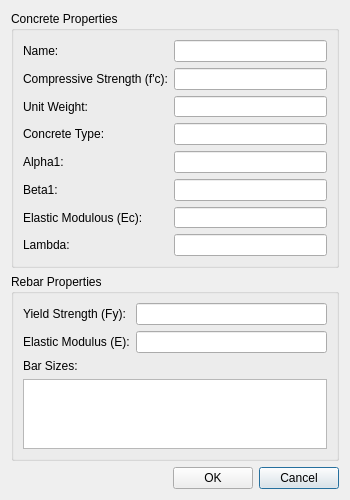
Qt form Materials/UI/materials_dialog.ui (halledega/Retain) before a commit.
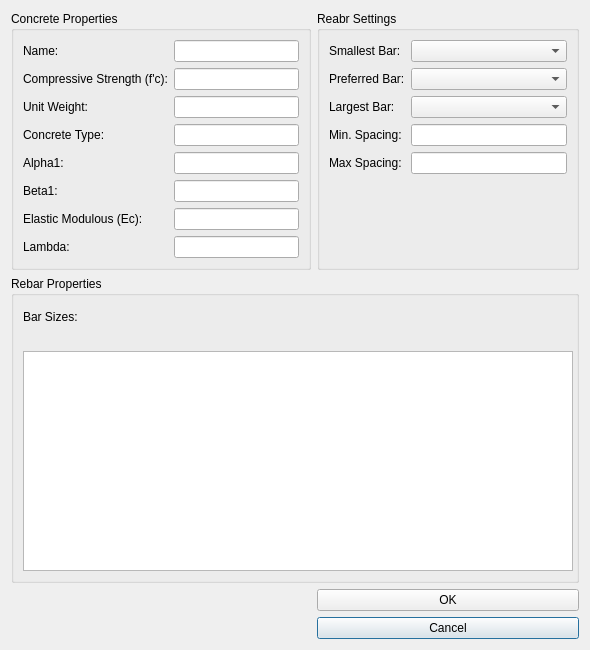
The same form after that commit.

```diff
--- a/Materials/UI/materials_dialog.ui
+++ b/Materials/UI/materials_dialog.ui
@@ -6,20 +6,20 @@
    <rect>
     <x>0</x>
     <y>0</y>
-    <width>350</width>
-    <height>500</height>
+    <width>590</width>
+    <height>650</height>
    </rect>
   </property>
   <property name="minimumSize">
    <size>
-    <width>350</width>
-    <height>500</height>
+    <width>590</width>
+    <height>650</height>
    </size>
   </property>
   <property name="maximumSize">
    <size>
-    <width>350</width>
-    <height>500</height>
+    <width>590</width>
+    <height>650</height>
    </size>
   </property>
   <property name="windowTitle">
@@ -28,29 +28,21 @@
   <property name="modal">
    <bool>false</bool>
   </property>
-  <layout class="QGridLayout" name="gridLayout">
-   <item row="2" column="2">
-    <widget class="QPushButton" name="pb_Cancel">
-     <property name="text">
-      <string>Cancel</string>
-     </property>
-    </widget>
-   </item>
-   <item row="2" column="0">
-    <spacer name="horizontalSpacer">
-     <property name="orientation">
-      <enum>Qt::Orientation::Horizontal</enum>
-     </property>
-     <property name="sizeHint" stdset="0">
-      <size>
-       <width>40</width>
-       <height>20</height>
-      </size>
-     </property>
-    </spacer>
-   </item>
-   <item row="0" column="0" colspan="3">
+  <layout class="QFormLayout" name="formLayout_3">
+   <item row="0" column="0">
     <widget class="QGroupBox" name="gb_concrete">
+     <property name="minimumSize">
+      <size>
+       <width>300</width>
+       <height>0</height>
+      </size>
+     </property>
+     <property name="maximumSize">
+      <size>
+       <width>300</width>
+       <height>16777215</height>
+      </size>
+     </property>
      <property name="title">
       <string>Concrete Properties</string>
      </property>
@@ -68,125 +60,190 @@
       <item row="0" column="1">
        <widget class="QLineEdit" name="le_name"/>
       </item>
-      <item row="1" column="0">
+      <item row="2" column="0">
        <widget class="QLabel" name="label_2">
         <property name="text">
          <string>Compressive Strength (f'c):</string>
         </property>
        </widget>
       </item>
-      <item row="1" column="1">
+      <item row="2" column="1">
        <widget class="QLineEdit" name="le_fc"/>
       </item>
-      <item row="2" column="0">
+      <item row="3" column="0">
        <widget class="QLabel" name="label_3">
         <property name="text">
          <string>Unit Weight:</string>
         </property>
        </widget>
       </item>
-      <item row="2" column="1">
+      <item row="3" column="1">
        <widget class="QLineEdit" name="le_unit_weight"/>
       </item>
-      <item row="3" column="0">
+      <item row="4" column="0">
        <widget class="QLabel" name="label_4">
         <property name="text">
          <string>Concrete Type:</string>
         </property>
        </widget>
       </item>
-      <item row="3" column="1">
+      <item row="4" column="1">
        <widget class="QLineEdit" name="le_desnity"/>
       </item>
-      <item row="4" column="0">
+      <item row="5" column="0">
        <widget class="QLabel" name="label_5">
         <property name="text">
          <string>Alpha1:</string>
         </property>
        </widget>
       </item>
-      <item row="4" column="1">
+      <item row="5" column="1">
        <widget class="QLineEdit" name="le_alpha1"/>
       </item>
-      <item row="5" column="0">
+      <item row="6" column="0">
        <widget class="QLabel" name="label_6">
         <property name="text">
          <string>Beta1:</string>
         </property>
        </widget>
       </item>
-      <item row="5" column="1">
+      <item row="6" column="1">
        <widget class="QLineEdit" name="le_beta1"/>
       </item>
-      <item row="6" column="0">
+      <item row="7" column="0">
        <widget class="QLabel" name="label_7">
         <property name="text">
          <string>Elastic Modulous (Ec):</string>
         </property>
        </widget>
       </item>
-      <item row="6" column="1">
+      <item row="7" column="1">
        <widget class="QLineEdit" name="le_ec"/>
       </item>
-      <item row="7" column="0">
+      <item row="8" column="0">
        <widget class="QLabel" name="label_11">
         <property name="text">
          <string>Lambda:</string>
         </property>
        </widget>
       </item>
-      <item row="7" column="1">
+      <item row="8" column="1">
        <widget class="QLineEdit" name="le_lambda"/>
       </item>
      </layout>
     </widget>
    </item>
-   <item row="2" column="1">
-    <widget class="QPushButton" name="pb_OK">
-     <property name="text">
-      <string>OK</string>
-     </property>
-    </widget>
-   </item>
-   <item row="1" column="0" colspan="3">
+   <item row="2" column="0" colspan="2">
     <widget class="QGroupBox" name="gb_rebar">
      <property name="title">
       <string>Rebar Properties</string>
      </property>
      <layout class="QFormLayout" name="formLayout_2">
       <item row="0" column="0">
-       <widget class="QLabel" name="label_8">
-        <property name="text">
-         <string>Yield Strength (Fy):</string>
-        </property>
-       </widget>
-      </item>
-      <item row="0" column="1">
-       <widget class="QLineEdit" name="lineEdit"/>
-      </item>
-      <item row="1" column="0">
-       <widget class="QLabel" name="label_9">
-        <property name="text">
-         <string>Elastic Modulus (E):</string>
-        </property>
-       </widget>
-      </item>
-      <item row="1" column="1">
-       <widget class="QLineEdit" name="lineEdit_2"/>
-      </item>
-      <item row="3" column="0" colspan="2">
-       <widget class="QTableView" name="tv_rebarSizes"/>
-      </item>
-      <item row="2" column="0">
        <widget class="QLabel" name="label_10">
         <property name="text">
          <string>Bar Sizes:</string>
         </property>
        </widget>
       </item>
+      <item row="1" column="0" colspan="2">
+       <widget class="QTableView" name="tv_rebarSizes">
+        <property name="minimumSize">
+         <size>
+          <width>550</width>
+          <height>220</height>
+         </size>
+        </property>
+        <property name="maximumSize">
+         <size>
+          <width>550</width>
+          <height>220</height>
+         </size>
+        </property>
+        <property name="layoutDirection">
+         <enum>Qt::LayoutDirection::LeftToRight</enum>
+        </property>
+        <property name="cornerButtonEnabled">
+         <bool>true</bool>
+        </property>
+       </widget>
+      </item>
      </layout>
     </widget>
    </item>
+   <item row="0" column="1">
+    <widget class="QGroupBox" name="gb_reabr_settings">
+     <property name="title">
+      <string>Reabr Settings</string>
+     </property>
+     <layout class="QFormLayout" name="formLayout_4">
+      <item row="0" column="0">
+       <widget class="QLabel" name="label_8">
+        <property name="text">
+         <string>Smallest Bar:</string>
+        </property>
+       </widget>
+      </item>
+      <item row="0" column="1">
+       <widget class="QComboBox" name="cb_smallest_bar"/>
+      </item>
+      <item row="1" column="0">
+       <widget class="QLabel" name="label_9">
+        <property name="text">
+         <string>Preferred Bar:</string>
+        </property>
+       </widget>
+      </item>
+      <item row="1" column="1">
+       <widget class="QComboBox" name="cb_default_bar"/>
+      </item>
+      <item row="2" column="0">
+       <widget class="QLabel" name="label_12">
+        <property name="text">
+         <string>Largest Bar:</string>
+        </property>
+       </widget>
+      </item>
+      <item row="2" column="1">
+       <widget class="QComboBox" name="cb_largest_bar"/>
+      </item>
+      <item row="3" column="0">
+       <widget class="QLabel" name="label_13">
+        <property name="text">
+         <string>Min. Spacing:</string>
+        </property>
+       </widget>
+      </item>
+      <item row="3" column="1">
+       <widget class="QLineEdit" name="le_min_spacing"/>
+      </item>
+      <item row="4" column="0">
+       <widget class="QLabel" name="label_14">
+        <property name="text">
+         <string>Max Spacing:</string>
+        </property>
+       </widget>
+      </item>
+      <item row="4" column="1">
+       <widget class="QLineEdit" name="le_max_spacing"/>
+      </item>
+     </layout>
+    </widget>
+   </item>
+   <item row="5" column="1">
+    <widget class="QPushButton" name="pb_Cancel">
+     <property name="text">
+      <string>Cancel</string>
+     </property>
+    </widget>
+   </item>
+   <item row="4" column="1">
+    <widget class="QPushButton" name="pb_OK">
+     <property name="text">
+      <string>OK</string>
+     </property>
+    </widget>
+   </item>
   </layout>
  </widget>
  <tabstops>
```
Left out of the diff: 2 changed lines with no effect on the pictures.
